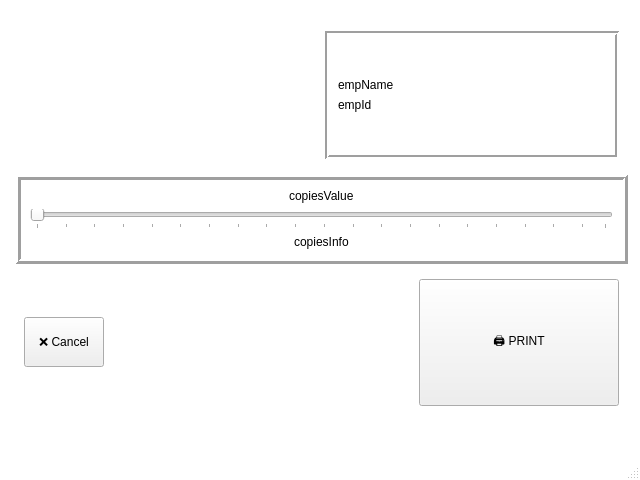
Qt form terminal_app/ui/mainwin.ui (msmwebUA/qr_printing_terminals) before a commit.
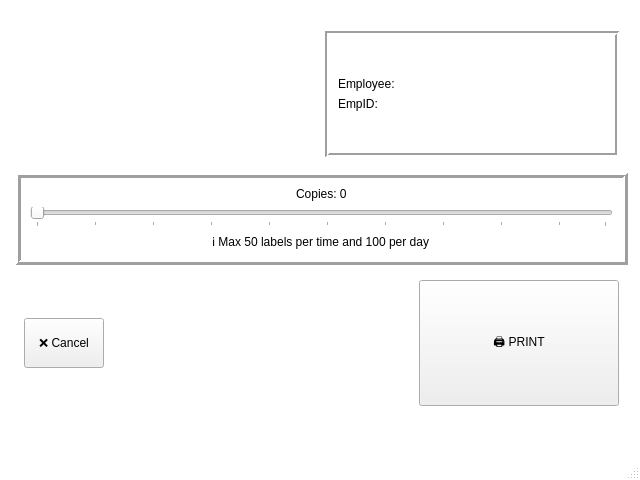
The same form after that commit. Icons and pictures are not drawn.

```diff
--- a/terminal_app/ui/mainwin.ui
+++ b/terminal_app/ui/mainwin.ui
@@ -284,14 +284,14 @@
              <item alignment="Qt::AlignmentFlag::AlignLeft">
               <widget class="QLabel" name="empName">
                <property name="text">
-                <string>empName</string>
+                <string>Employee: </string>
                </property>
               </widget>
              </item>
              <item alignment="Qt::AlignmentFlag::AlignLeft">
               <widget class="QLabel" name="empId">
                <property name="text">
-                <string>empId</string>
+                <string>EmpID: </string>
                </property>
               </widget>
              </item>
@@ -329,17 +329,23 @@
           <item alignment="Qt::AlignmentFlag::AlignHCenter">
            <widget class="QLabel" name="copiesValue">
             <property name="text">
-             <string>copiesValue</string>
+             <string>Copies: 0</string>
             </property>
            </widget>
           </item>
           <item>
            <widget class="QSlider" name="copiesSlider">
+            <property name="minimum">
+             <number>1</number>
+            </property>
+            <property name="maximum">
+             <number>50</number>
+            </property>
             <property name="singleStep">
              <number>5</number>
             </property>
             <property name="value">
-             <number>0</number>
+             <number>1</number>
             </property>
             <property name="orientation">
              <enum>Qt::Orientation::Horizontal</enum>
@@ -358,7 +364,7 @@
           <item alignment="Qt::AlignmentFlag::AlignHCenter">
            <widget class="QLabel" name="copiesInfo">
             <property name="text">
-             <string>copiesInfo</string>
+             <string>ℹ️ Max 50 labels per time and 100 per day</string>
             </property>
            </widget>
           </item>
```
